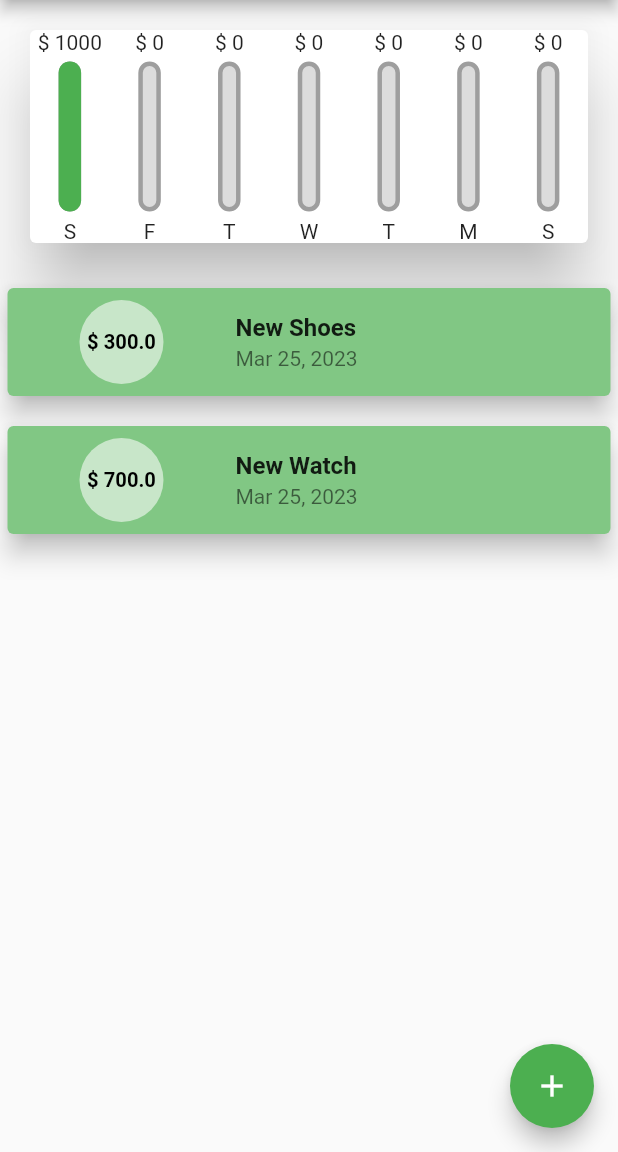
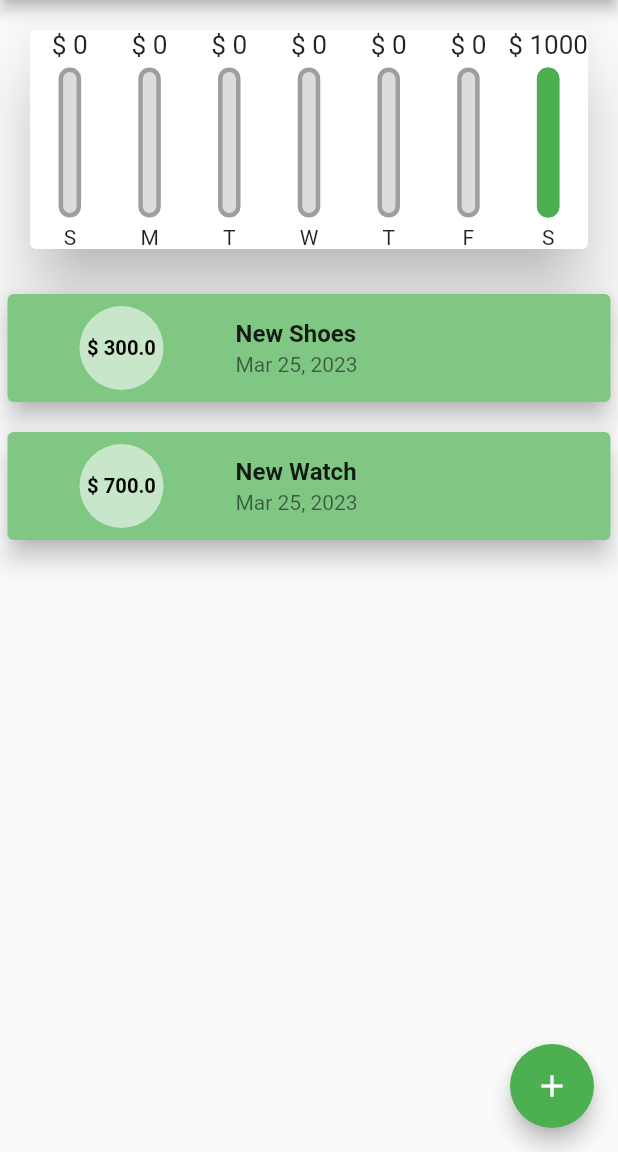
Before and after one commit to TRohit20/Flutter-Playground, a Flutter app: the screen it shows after launch, on a phone screen of 412 x 824 dp, the part 84-1236 px from its top. Run offline on Flutter 3.47's test engine with Material 2 defaults, Android fonts, the phone set to English and light mode, and no system bars; our stand-ins replace firebase_auth, firebase_core; missing offline and left inert: dart:ffi; accounts and stored records are empty.

Commit message:
Improving Chart Cosmetics
Used reversed.tolist() method to reverse the list generated thereby giving the right order of the days. And Fixing the alignment of text and Bars

```diff
--- a/expense_tracker/lib/widgets/ChartBar.dart
+++ b/expense_tracker/lib/widgets/ChartBar.dart
@@ -11,7 +11,11 @@ class ChartBar extends StatelessWidget {
   Widget build(BuildContext context) {
     return Column(
       children: [
-        FittedBox(child: Text('\$ ${amountSpent.toStringAsFixed(0)}')),
+        Container(
+            height:
+                20, // Wrapping with container and giving the height so that the text and size of Bars are aligned
+            child:
+                FittedBox(child: Text('\$ ${amountSpent.toStringAsFixed(0)}'))),
         const SizedBox(
           height: 5,
         ), // Just to give some spacing
@@ -27,7 +31,7 @@ class ChartBar extends StatelessWidget {
                 decoration: BoxDecoration(
                     border: Border.all(color: Colors.grey, width: 3),
                     borderRadius: BorderRadius.circular(10),
-                    color: Color.fromRGBO(220, 220, 220, 1)),
+                    color: const Color.fromRGBO(220, 220, 220, 1)),
               ),
               FractionallySizedBox(
                 heightFactor: percentOfTotalAmountSpent,
--- a/expense_tracker/lib/widgets/chart.dart
+++ b/expense_tracker/lib/widgets/chart.dart
@@ -28,7 +28,8 @@ class Chart extends StatelessWidget {
         'day': DateFormat.E().format(weekDay).substring(0, 1),
         'amount': totalSpent
       };
-    });
+      // reversed.tolist allows us to generate the list in reverse so the days will be in order now
+    }).reversed.toList();
   }
 
   double get totalAmountSpentInTheWeek {
```
